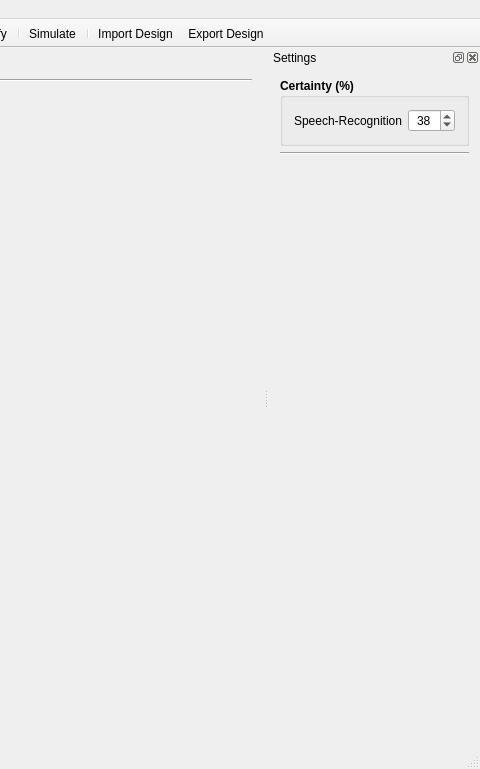
First picture: the form in interaction_manager/ui/dialogmainwindow.ui, repository ES-TUDelft/interaction-design-tool-ir, before the edit; both pictures show x 736 to 1216 and y 0 to 769 of the 1216 by 769 pixel window.
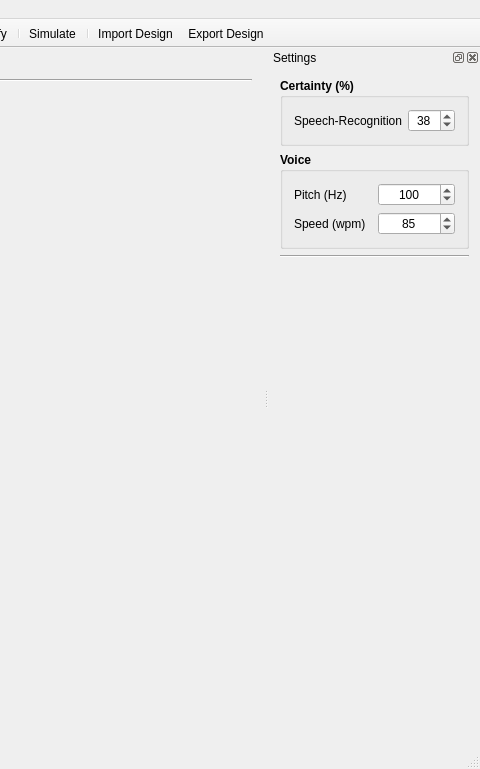
Second picture: the form after the edit. Icons and pictures are not drawn.

```diff
--- a/interaction_manager/ui/dialogmainwindow.ui
+++ b/interaction_manager/ui/dialogmainwindow.ui
@@ -576,13 +576,6 @@
     <layout class="QGridLayout" name="gridLayout_4">
      <item row="0" column="0">
       <layout class="QGridLayout" name="gridLayout">
-       <item row="1" column="0" colspan="2">
-        <widget class="Line" name="line_2">
-         <property name="orientation">
-          <enum>Qt::Horizontal</enum>
-         </property>
-        </widget>
-       </item>
        <item row="0" column="0" colspan="2">
         <widget class="QGroupBox" name="groupBox">
          <property name="font">
@@ -637,7 +630,14 @@
          </layout>
         </widget>
        </item>
-       <item row="2" column="1">
+       <item row="2" column="0" colspan="2">
+        <widget class="Line" name="line_2">
+         <property name="orientation">
+          <enum>Qt::Horizontal</enum>
+         </property>
+        </widget>
+       </item>
+       <item row="3" column="1">
         <spacer name="verticalSpacer">
          <property name="orientation">
           <enum>Qt::Vertical</enum>
@@ -650,6 +650,101 @@
          </property>
         </spacer>
        </item>
+       <item row="1" column="0" colspan="2">
+        <widget class="QGroupBox" name="voiceGroupBox">
+         <property name="font">
+          <font>
+           <weight>75</weight>
+           <bold>true</bold>
+          </font>
+         </property>
+         <property name="title">
+          <string>Voice</string>
+         </property>
+         <layout class="QGridLayout" name="gridLayout_12">
+          <item row="0" column="0">
+           <layout class="QGridLayout" name="gridLayout_13">
+            <item row="0" column="1">
+             <widget class="QSpinBox" name="voicePitchSpinBox">
+              <property name="font">
+               <font>
+                <weight>50</weight>
+                <bold>false</bold>
+               </font>
+              </property>
+              <property name="alignment">
+               <set>Qt::AlignCenter</set>
+              </property>
+              <property name="minimum">
+               <number>50</number>
+              </property>
+              <property name="maximum">
+               <number>200</number>
+              </property>
+              <property name="singleStep">
+               <number>5</number>
+              </property>
+              <property name="value">
+               <number>100</number>
+              </property>
+             </widget>
+            </item>
+            <item row="0" column="0">
+             <widget class="QLabel" name="label_3">
+              <property name="font">
+               <font>
+                <weight>50</weight>
+                <bold>false</bold>
+               </font>
+              </property>
+              <property name="text">
+               <string>Pitch (Hz)</string>
+              </property>
+             </widget>
+            </item>
+            <item row="1" column="0">
+             <widget class="QLabel" name="label_4">
+              <property name="font">
+               <font>
+                <weight>50</weight>
+                <bold>false</bold>
+               </font>
+              </property>
+              <property name="text">
+               <string>Speed (wpm)</string>
+              </property>
+             </widget>
+            </item>
+            <item row="1" column="1">
+             <widget class="QSpinBox" name="voiceSpeedSpinBox">
+              <property name="font">
+               <font>
+                <weight>50</weight>
+                <bold>false</bold>
+               </font>
+              </property>
+              <property name="alignment">
+               <set>Qt::AlignCenter</set>
+              </property>
+              <property name="minimum">
+               <number>50</number>
+              </property>
+              <property name="maximum">
+               <number>200</number>
+              </property>
+              <property name="singleStep">
+               <number>5</number>
+              </property>
+              <property name="value">
+               <number>85</number>
+              </property>
+             </widget>
+            </item>
+           </layout>
+          </item>
+         </layout>
+        </widget>
+       </item>
       </layout>
      </item>
     </layout>
```
Left out of the diff: 2 changed lines with no effect on the pictures.
